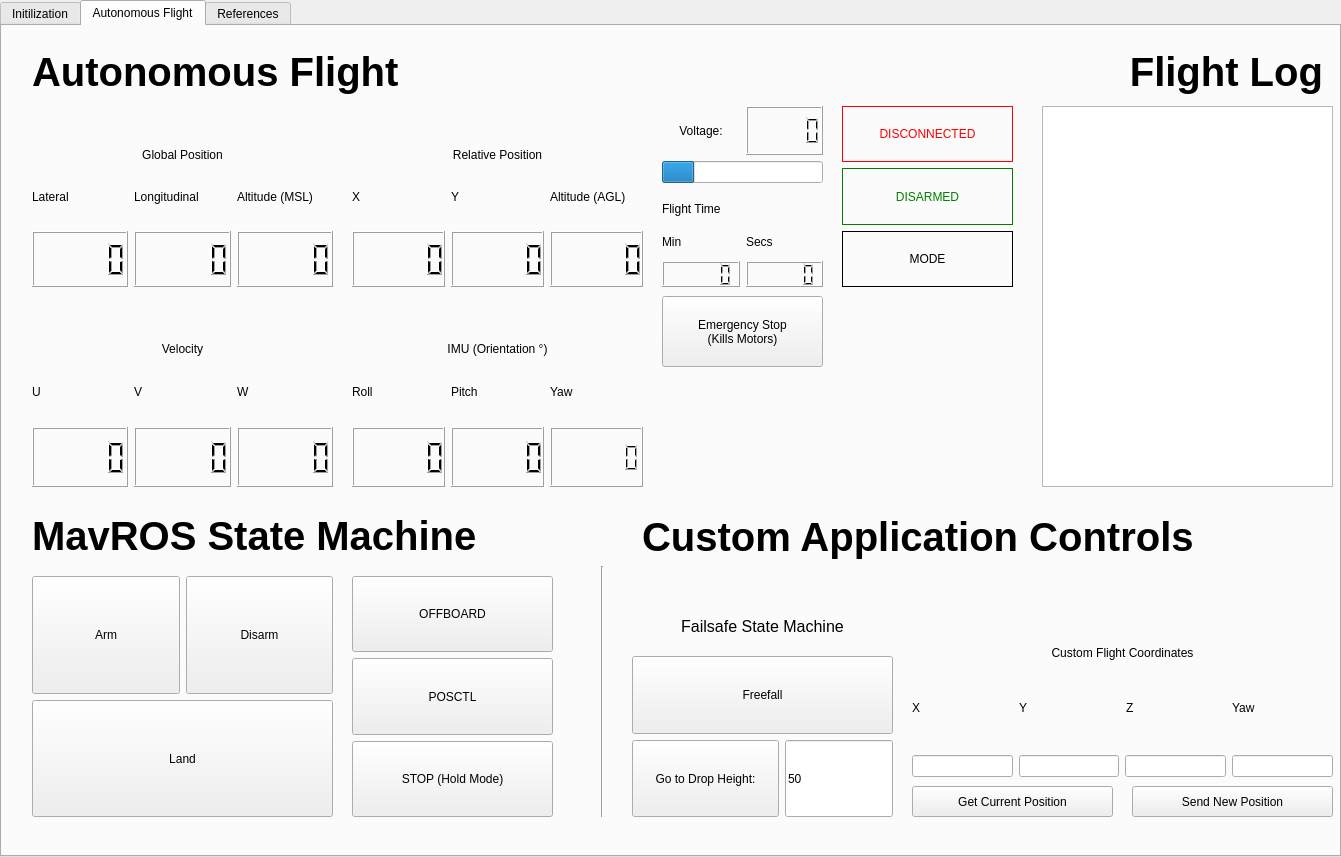
Before: the Qt Designer form src/GUI/drone_app.ui in tommyzhng/ros-qt-drone-app, drawn with Qt 5.
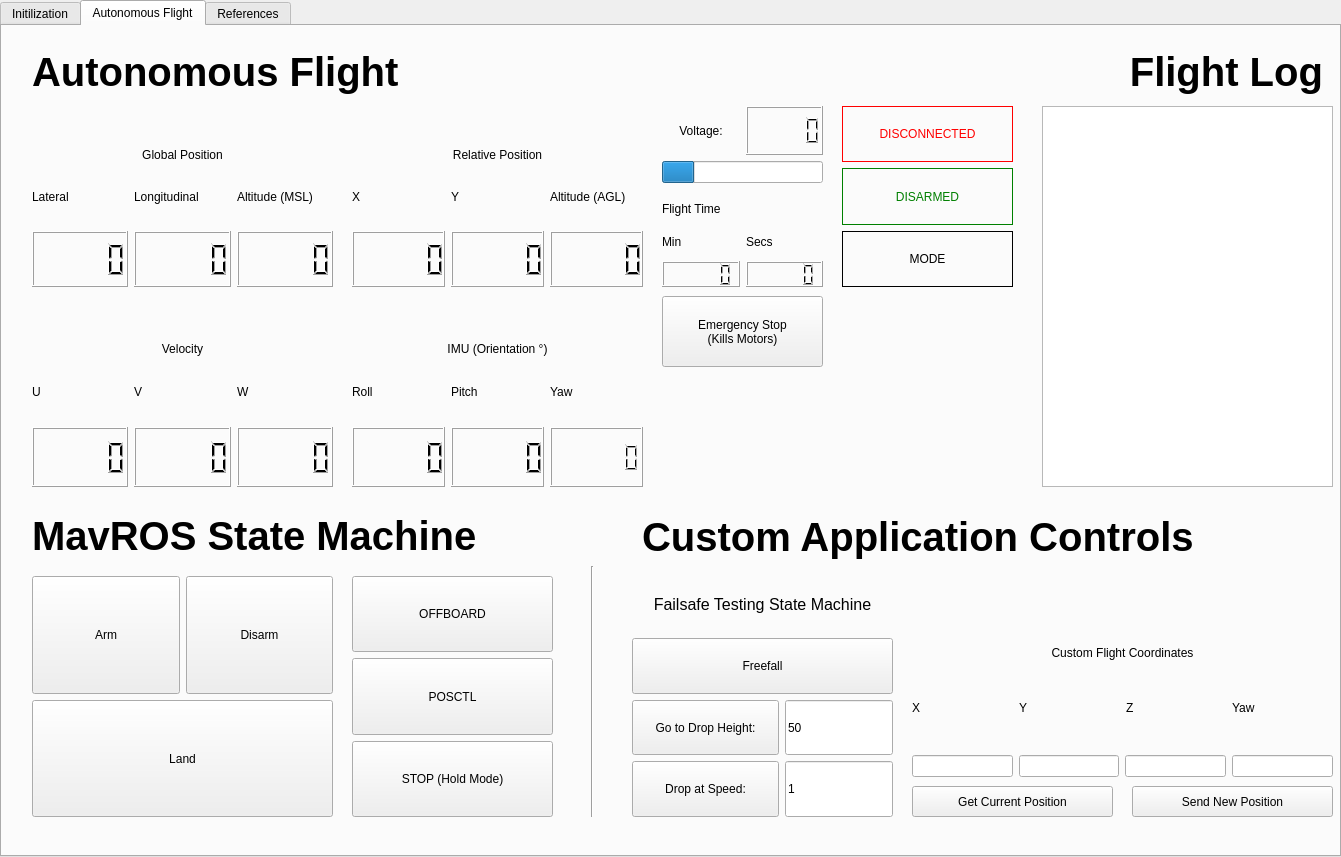
After: the same form once the commit is applied.

Commit message: feat: Add drop velocity control to failsafe state machine

```diff
--- a/src/GUI/drone_app.ui
+++ b/src/GUI/drone_app.ui
@@ -885,7 +885,7 @@
    <widget class="Line" name="line">
     <property name="geometry">
      <rect>
-      <x>590</x>
+      <x>580</x>
       <y>540</y>
       <width>20</width>
       <height>251</height>
@@ -899,17 +899,17 @@
     <property name="geometry">
      <rect>
       <x>630</x>
-      <y>630</y>
+      <y>550</y>
       <width>261</width>
-      <height>161</height>
+      <height>241</height>
      </rect>
     </property>
     <layout class="QGridLayout" name="gridLayout_4">
      <property name="sizeConstraint">
       <enum>QLayout::SetMinimumSize</enum>
      </property>
-     <item row="4" column="3">
-      <widget class="QLineEdit" name="tbDropHeight">
+     <item row="7" column="1" colspan="2">
+      <widget class="QPushButton" name="btnDropVelocity">
        <property name="enabled">
         <bool>true</bool>
        </property>
@@ -920,11 +920,11 @@
         </sizepolicy>
        </property>
        <property name="text">
-        <string>50</string>
+        <string>Drop at Speed:</string>
        </property>
       </widget>
      </item>
-     <item row="0" column="1" colspan="3">
+     <item row="2" column="1" colspan="3">
       <widget class="QPushButton" name="btnFreefall">
        <property name="enabled">
         <bool>true</bool>
@@ -940,7 +940,23 @@
        </property>
       </widget>
      </item>
-     <item row="4" column="1" colspan="2">
+     <item row="7" column="3">
+      <widget class="QLineEdit" name="tbDropVelocity">
+       <property name="enabled">
+        <bool>true</bool>
+       </property>
+       <property name="sizePolicy">
+        <sizepolicy hsizetype="Preferred" vsizetype="Preferred">
+         <horstretch>0</horstretch>
+         <verstretch>0</verstretch>
+        </sizepolicy>
+       </property>
+       <property name="text">
+        <string>1</string>
+       </property>
+      </widget>
+     </item>
+     <item row="6" column="1" colspan="2">
       <widget class="QPushButton" name="btnSetHeight">
        <property name="enabled">
         <bool>true</bool>
@@ -956,17 +972,24 @@
        </property>
       </widget>
      </item>
-    </layout>
-   </widget>
+     <item row="6" column="3">
+      <widget class="QLineEdit" name="tbDropHeight">
+       <property name="enabled">
+        <bool>true</bool>
+       </property>
+       <property name="sizePolicy">
+        <sizepolicy hsizetype="Preferred" vsizetype="Preferred">
+         <horstretch>0</horstretch>
+         <verstretch>0</verstretch>
+        </sizepolicy>
+       </property>
+       <property name="text">
+        <string>50</string>
+       </property>
+      </widget>
+     </item>
+     <item row="1" column="1" colspan="3">
    <widget class="QLabel" name="AutonomousTitle_4">
-    <property name="geometry">
-     <rect>
-      <x>650</x>
-      <y>570</y>
-      <width>221</width>
-      <height>61</height>
-     </rect>
-    </property>
     <property name="font">
      <font>
       <pointsize>12</pointsize>
@@ -975,11 +998,14 @@
      </font>
     </property>
     <property name="text">
-     <string>Failsafe State Machine</string>
+        <string>Failsafe Testing State Machine</string>
     </property>
     <property name="alignment">
      <set>Qt::AlignCenter</set>
     </property>
+      </widget>
+     </item>
+    </layout>
    </widget>
   </widget>
   <widget class="QWidget" name="References_Tab">
```
Lines whose indentation alone changed are shown as unchanged. The commit also changes 3 other files.
